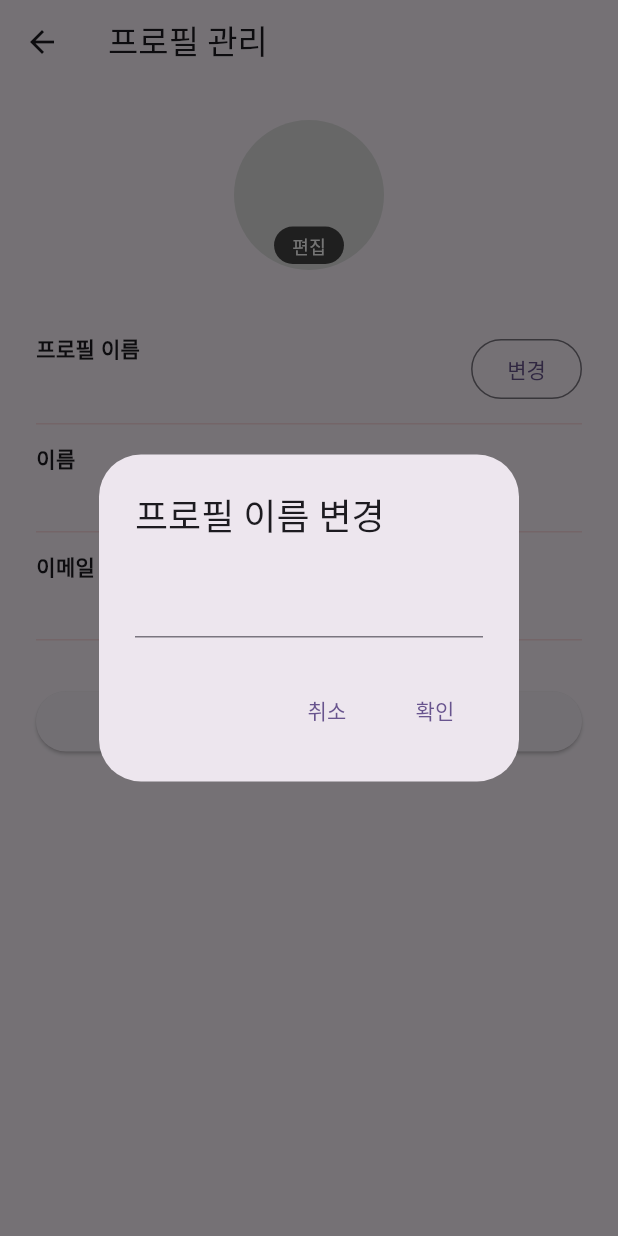
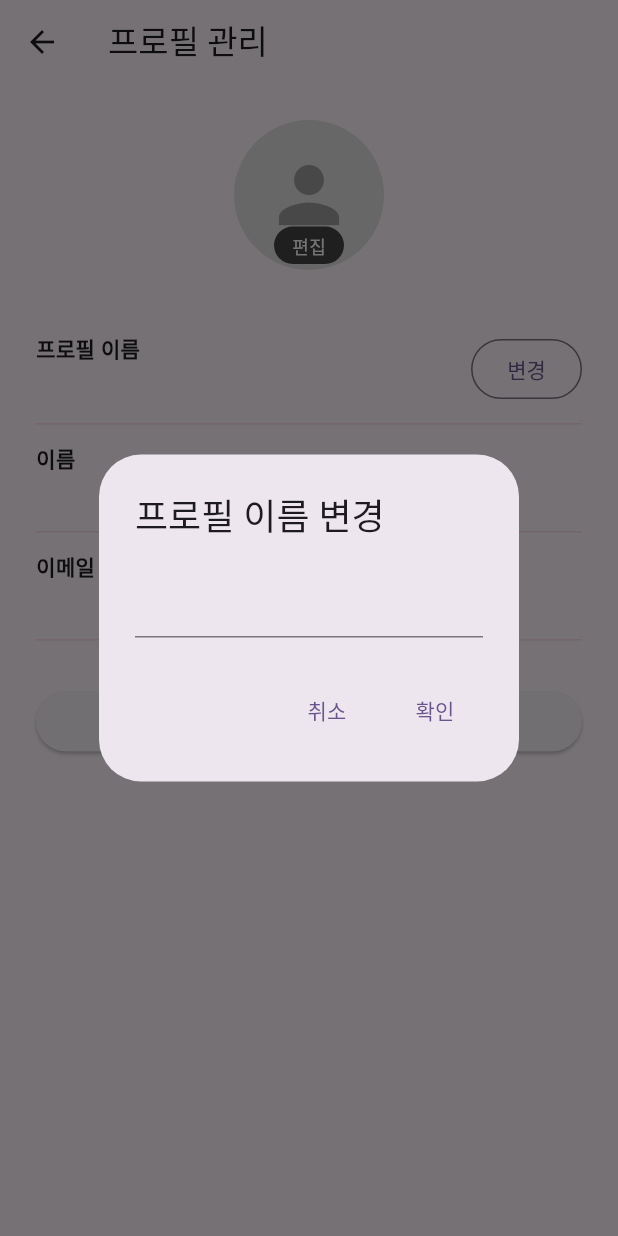
Before and after one commit to who0oami/STEP_TEAM_PROJECT, a Flutter app: the EditProfilePage screen opened directly with empty values, after a tap on "변경", on a phone screen of 412 x 824 dp. Run offline on Flutter 3.47's test engine with Material 3 defaults, Android fonts, the phone set to English and light mode, and no system bars; our stand-ins replace carousel_slider, get, image_picker, sqflite; accounts and stored records are empty.

Commit message:
수정했음

```diff
--- a/step_app/lib/view/app/edit_profile_page.dart
+++ b/step_app/lib/view/app/edit_profile_page.dart
@@ -18,15 +18,21 @@
   late TextEditingController profileNameController;
 
   bool _isPicking = false;
-  late CustomerHandler handler;
+  late DatabaseHandlerCustomer handler; // ✅ 클래스명 수정
 
   @override
   void initState() {
     super.initState();
-    handler = CustomerHandler();
+    handler = DatabaseHandlerCustomer(); // ✅ 인스턴스 생성 수정
     profileNameController = TextEditingController(
       text: widget.customer.customer_name,
     );
+  }
+
+  @override
+  void dispose() {
+    profileNameController.dispose(); // ✅ 메모리 관리
+    super.dispose();
   }
 
   Future<void> pickImage() async {
@@ -61,14 +67,17 @@
           _profileImage?.path ?? widget.customer.customer_image,
     );
 
-    await handler.updateCustomer(updated);
+    await handler.updateCustomer(updated); // ✅ DB 핸들러 메서드 사용
     if (mounted) Navigator.pop(context, updated);
   }
 
   @override
   Widget build(BuildContext context) {
     return Scaffold(
-      appBar: AppBar(title: Text("프로필 관리"), leading: BackButton()),
+      appBar: AppBar(
+        title: const Text("프로필 관리"),
+        leading: const BackButton(),
+      ),
       body: SingleChildScrollView(
         child: Padding(
           padding: const EdgeInsets.all(24.0),
@@ -82,7 +91,11 @@
                     backgroundColor: Colors.grey[300],
                     backgroundImage: _profileImage != null
                         ? FileImage(_profileImage!)
-                        : (widget.customer.customer_image != null
+                        : (widget.customer.customer_image != null &&
+                                  widget
+                                      .customer
+                                      .customer_image!
+                                      .isNotEmpty
                               ? FileImage(
                                   File(
                                     widget.customer.customer_image!,
@@ -91,8 +104,12 @@
                               : null),
                     child:
                         _profileImage == null &&
-                            widget.customer.customer_image == null
-                        ? Icon(
+                            (widget.customer.customer_image == null ||
+                                widget
+                                    .customer
+                                    .customer_image!
+                                    .isEmpty)
+                        ? const Icon(
                             Icons.person,
                             size: 60,
                             color: Colors.grey,
@@ -102,16 +119,18 @@
                   GestureDetector(
                     onTap: pickImage,
                     child: Container(
-                      margin: EdgeInsets.only(bottom: 4),
-                      padding: EdgeInsets.symmetric(
+                      margin: const EdgeInsets.only(bottom: 4),
+                      padding: const EdgeInsets.symmetric(
                         horizontal: 12,
                         vertical: 4,
                       ),
                       decoration: BoxDecoration(
-                        color: Colors.black.withValues(alpha: 0.7),
+                        color: Colors.black.withValues(
+                          alpha: 0.7,
+                        ), // ✅ withOpacity
                         borderRadius: BorderRadius.circular(20),
                       ),
-                      child: Text(
+                      child: const Text(
                         "편집",
                         style: TextStyle(
                           color: Colors.white,
@@ -122,7 +141,7 @@
                   ),
                 ],
               ),
-              SizedBox(height: 30),
+              const SizedBox(height: 30),
 
               buildRow(
                 "프로필 이름",
@@ -132,21 +151,21 @@
                   showDialog(
                     context: context,
                     builder: (_) => AlertDialog(
-                      title: Text("프로필 이름 변경"),
+                      title: const Text("프로필 이름 변경"),
                       content: TextField(
                         controller: profileNameController,
                       ),
                       actions: [
                         TextButton(
                           onPressed: () => Navigator.pop(context),
-                          child: Text("취소"),
+                          child: const Text("취소"),
                         ),
                         TextButton(
                           onPressed: () {
-                            setState(() {});
+                            setState(() {}); // ✅ UI 반영
                             Navigator.pop(context);
                           },
-                          child: Text("확인"),
+                          child: const Text("확인"),
                         ),
                       ],
                     ),
@@ -167,12 +186,12 @@
                 null,
               ),
 
-              SizedBox(height: 30),
+              const SizedBox(height: 30),
               SizedBox(
                 width: double.infinity,
                 child: ElevatedButton(
                   onPressed: _saveProfile,
-                  child: Text("저장하기"),
+                  child: const Text("저장하기"),
                 ),
               ),
             ],
@@ -189,7 +208,7 @@
     VoidCallback? onEdit,
   ) {
     return Container(
-      padding: EdgeInsets.symmetric(vertical: 12),
+      padding: const EdgeInsets.symmetric(vertical: 12),
       decoration: BoxDecoration(
         border: Border(
           bottom: BorderSide(
@@ -198,7 +217,7 @@
               247,
               157,
               157,
-            ).withValues(alpha: 0.3),
+            ).withValues(alpha: 0.3), // ✅ withOpacity
           ),
         ),
       ),
@@ -210,18 +229,21 @@
               children: [
                 Text(
                   title,
-                  style: TextStyle(
+                  style: const TextStyle(
                     fontSize: 14,
                     fontWeight: FontWeight.bold,
                   ),
                 ),
-                SizedBox(height: 4),
-                Text(value, style: TextStyle(fontSize: 16)),
+                const SizedBox(height: 4),
+                Text(value, style: const TextStyle(fontSize: 16)),
               ],
             ),
           ),
           if (editable)
-            OutlinedButton(onPressed: onEdit, child: Text("변경")),
+            OutlinedButton(
+              onPressed: onEdit,
+              child: const Text("변경"),
+            ),
         ],
       ),
     );
```
